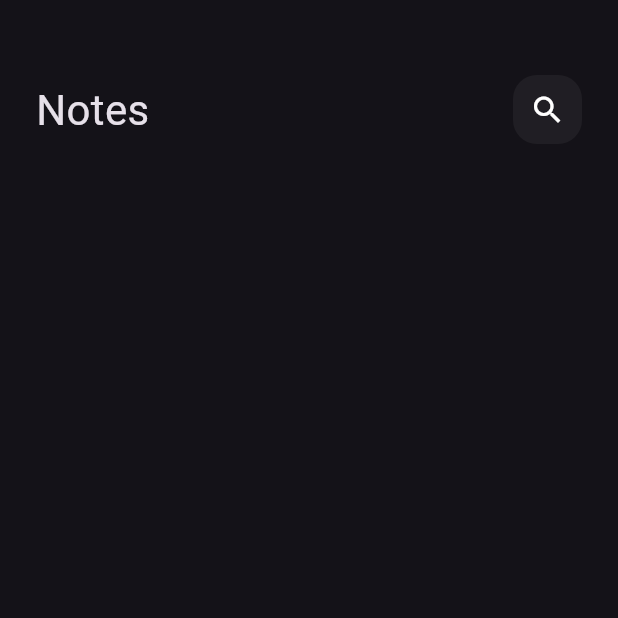
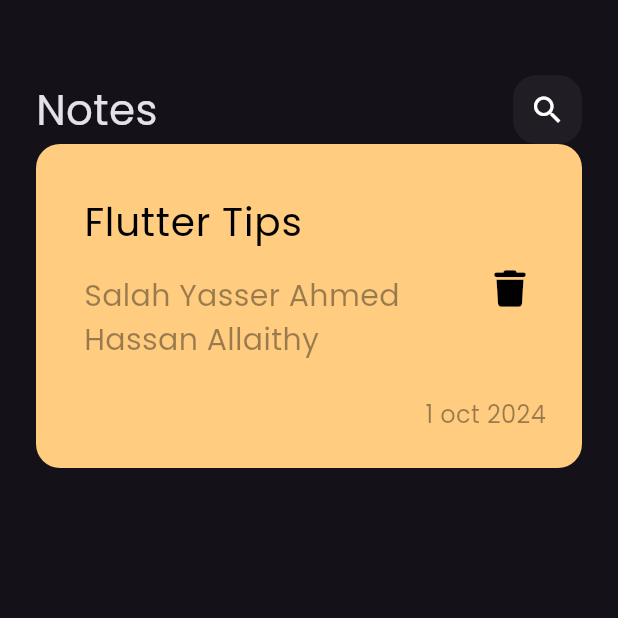
Before and after one commit to SalahYasser/notes_app, a Flutter app: the screen it shows after launch, on a phone screen of 412 x 824 dp, the top half of it. Run offline on Flutter 3.47's test engine with Material 3 defaults, Android fonts, the phone set to English and light mode, and no system bars; our stand-ins replace font_awesome_flutter.

Commit message:
create custom_note_item.dart

```diff
--- a/lib/main.dart
+++ b/lib/main.dart
@@ -11,7 +11,7 @@ class NotesApp extends StatelessWidget {
   @override
   Widget build(BuildContext context) {
     return  MaterialApp(
-      theme: ThemeData(brightness: Brightness.dark),
+      theme: ThemeData(brightness: Brightness.dark, fontFamily: 'Poppins'),
       home: const NotesView(),
     );
   }
--- /dev/null
+++ b/lib/views/widgets/custom_note_item.dart
@@ -0,0 +1,60 @@
+import 'package:flutter/material.dart';
+import 'package:font_awesome_flutter/font_awesome_flutter.dart';
+
+
+class CustomNoteItem extends StatelessWidget {
+  const CustomNoteItem({super.key});
+
+  @override
+  Widget build(BuildContext context) {
+    return Container(
+      padding: EdgeInsets.only(top: 24, bottom: 24, left: 16),
+      decoration: BoxDecoration(
+        color: Color(0xffFFCC80),
+        borderRadius: BorderRadius.circular(16),
+      ),
+      child: Column(
+        crossAxisAlignment: CrossAxisAlignment.end,
+        children: [
+          ListTile(
+            title: Text(
+              'Flutter Tips',
+              style: TextStyle(
+                fontSize: 26,
+                color: Colors.black,
+              ),
+            ),
+            subtitle: Padding(
+              padding: const EdgeInsets.only(top: 16, bottom: 16),
+              child: Text(
+                'Salah Yasser Ahmed Hassan Allaithy',
+                style: TextStyle(
+                  fontSize: 20,
+                  color: Colors.black.withOpacity(0.4),
+                ),
+              ),
+            ),
+            trailing: IconButton(
+              onPressed: () {},
+              icon: Icon(
+                FontAwesomeIcons.trash,
+                color: Colors.black,
+                size: 24,
+              ),
+            ),
+          ),
+          Padding(
+            padding: const EdgeInsets.only(right: 24),
+            child: Text(
+              '1 oct 2024',
+              style: TextStyle(
+                fontSize: 16,
+                color: Colors.black.withOpacity(0.4),
+              ),
+            ),
+          )
+        ],
+      ),
+    );
+  }
+}
--- a/lib/views/widgets/notes_view_body.dart
+++ b/lib/views/widgets/notes_view_body.dart
@@ -1,5 +1,6 @@
 import 'package:flutter/material.dart';
 import 'package:notes_app/views/widgets/custom_app_bar.dart';
+import 'package:notes_app/views/widgets/custom_note_item.dart';
 
 class NotesViewBody extends StatelessWidget {
   const NotesViewBody({super.key});
@@ -14,6 +15,7 @@ class NotesViewBody extends StatelessWidget {
             height: 50,
           ),
           CustomAppBar(),
+          CustomNoteItem(),
         ],
       ),
     );
```
Also changed, not shown: pubspec.yaml (+5 -11 lines), assets/fonts/Poppins-Regular.ttf (added), pubspec.lock.
